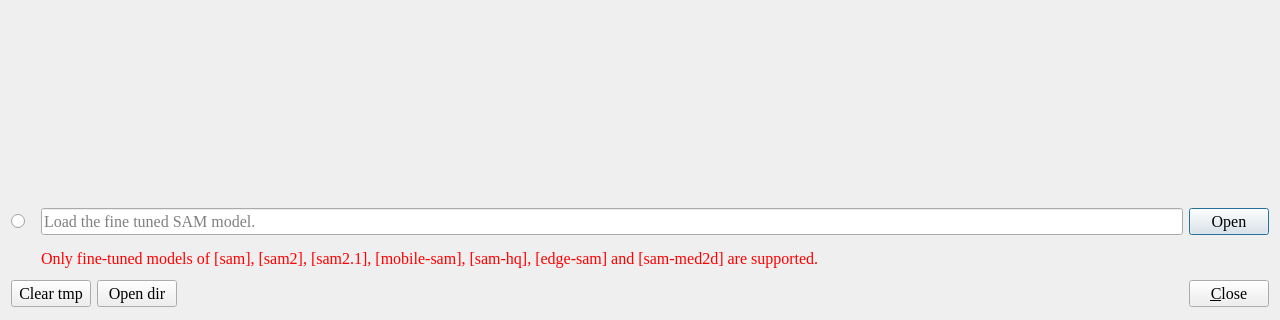
yatengLG/ISAT_with_segment_anything, file ISAT/ui/model_manager_dialog.ui: the form before one commit; both pictures show x 0 to 1280 and y 400 to 720 of the 1280 by 720 pixel window.
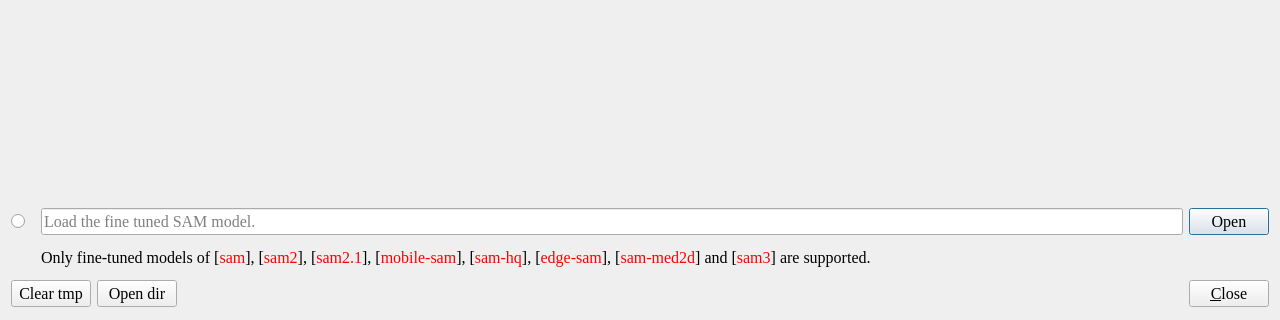
The form after the commit.

```diff
--- a/ISAT/ui/model_manager_dialog.ui
+++ b/ISAT/ui/model_manager_dialog.ui
@@ -405,11 +405,17 @@
       </property>
       <item>
        <widget class="QLabel" name="label_9">
-        <property name="styleSheet">
-         <string notr="true">color: rgb(255, 0, 0);</string>
+        <property name="font">
+         <font>
+          <family>Times New Roman</family>
+          <pointsize>12</pointsize>
+          <weight>50</weight>
+          <italic>false</italic>
+          <bold>false</bold>
+         </font>
         </property>
         <property name="text">
-         <string>Only fine-tuned models of [sam], [sam2], [sam2.1], [mobile-sam], [sam-hq], [edge-sam] and [sam-med2d] are supported.</string>
+         <string>&lt;html&gt;&lt;head/&gt;&lt;body&gt;&lt;p&gt;Only fine-tuned models of [&lt;span style=&quot; color:#ff0000;&quot;&gt;sam&lt;/span&gt;], [&lt;span style=&quot; color:#ff0000;&quot;&gt;sam2&lt;/span&gt;], [&lt;span style=&quot; color:#ff0000;&quot;&gt;sam2.1&lt;/span&gt;], [&lt;span style=&quot; color:#ff0000;&quot;&gt;mobile-sam&lt;/span&gt;], [&lt;span style=&quot; color:#ff0000;&quot;&gt;sam-hq&lt;/span&gt;], [&lt;span style=&quot; color:#ff0000;&quot;&gt;edge-sam&lt;/span&gt;], [&lt;span style=&quot; color:#ff0000;&quot;&gt;sam-med2d&lt;/span&gt;] and [&lt;span style=&quot; color:#ff0000;&quot;&gt;sam3&lt;/span&gt;] are supported.&lt;/p&gt;&lt;/body&gt;&lt;/html&gt;</string>
         </property>
        </widget>
       </item>
```
